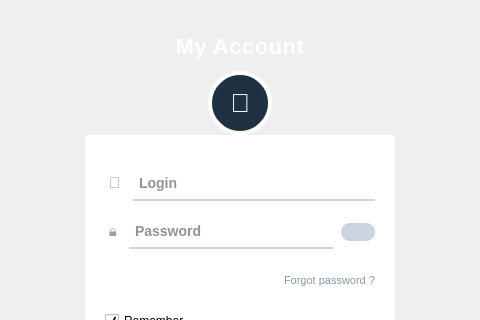
The window that OUT_SRC_THEANH/OUT_SRC_THEANH/ui/pages/LoginPage.ui (dinhquanghaICTU/OUT_SRC) describes before a commit, drawn with Qt 5; both pictures show x 0 to 480 and y 188 to 508 of the 480 by 800 pixel window.
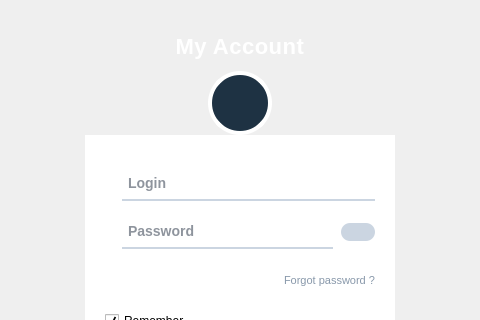
The same window after the commit.

Patch:
```diff
--- a/OUT_SRC_THEANH/OUT_SRC_THEANH/ui/pages/LoginPage.ui
+++ b/OUT_SRC_THEANH/OUT_SRC_THEANH/ui/pages/LoginPage.ui
@@ -53,7 +53,7 @@
         <property name="styleSheet">
          <string notr="true">background-color: #1e3243; border: 4px solid #ffffff; border-radius: 32px; color: #ffffff; font-size: 26px;</string>
         </property>
-        <property name="text"><string>👤</string></property>
+        <property name="text"><string></string></property>
         <property name="alignment"><set>Qt::AlignCenter</set></property>
        </widget>
       </item>
@@ -77,7 +77,7 @@
            <property name="spacing"><number>8</number></property>
            <item>
             <widget class="QLabel" name="userIcon">
-             <property name="text"><string>👤</string></property>
+             <property name="text"><string></string></property>
              <property name="styleSheet"><string notr="true">color: #94a3b8; font-size: 15px; background: transparent; padding-bottom: 2px;</string></property>
             </widget>
            </item>
@@ -99,7 +99,7 @@
            <property name="spacing"><number>8</number></property>
            <item>
             <widget class="QLabel" name="passIcon">
-             <property name="text"><string>🔒</string></property>
+             <property name="text"><string></string></property>
              <property name="styleSheet"><string notr="true">color: #94a3b8; font-size: 15px; background: transparent; padding-bottom: 2px;</string></property>
             </widget>
            </item>
```
